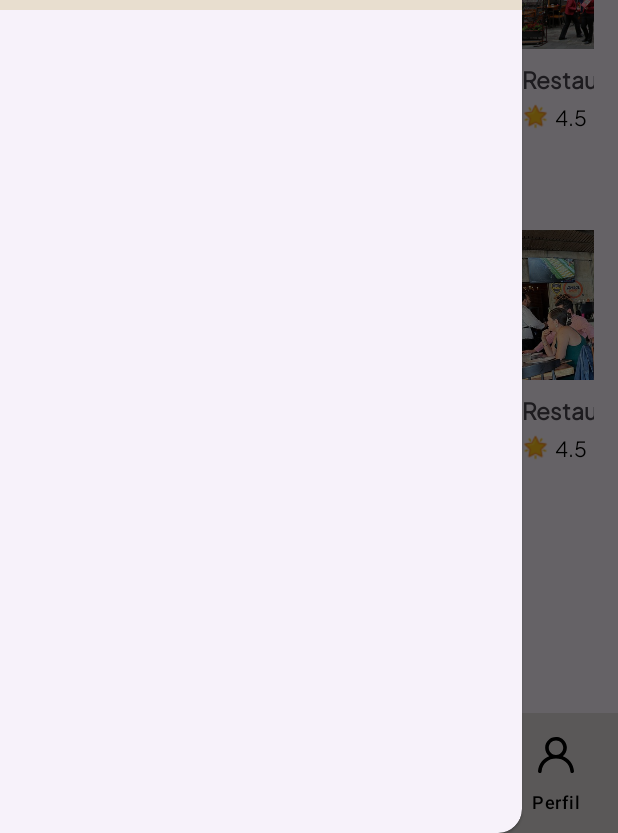
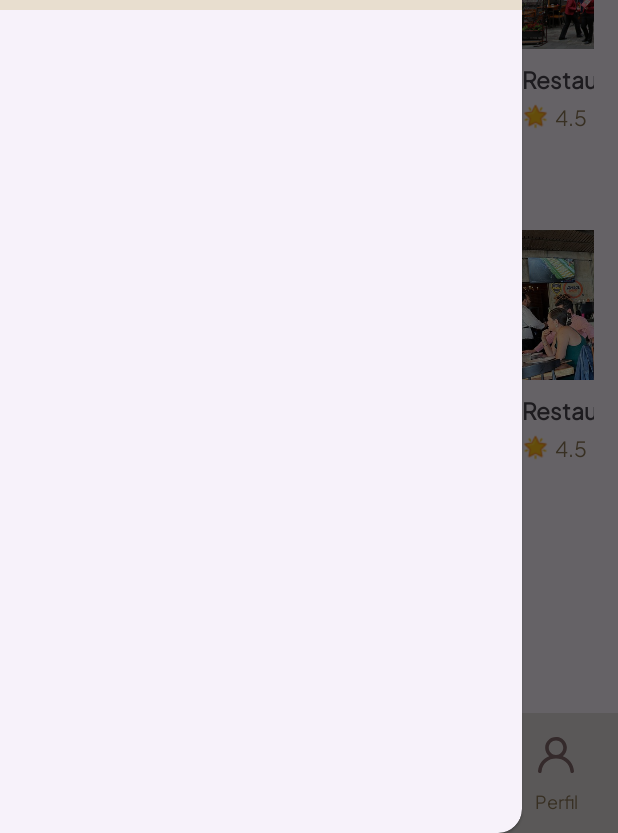
Before and after one commit to Estefano2344/LasHuequitasApp, an Android app: the screen it shows after launch (HomeActivity), with the side drawer open, on a phone screen of 412 x 824 dp. Shown: the part 403-1236 px from the top of the screen. Run offline under Robolectric (Android 15) with nearby library versions, the phone set to English and light mode, and no system bars.

Commit message:
update home

```diff
--- a/app/src/main/res/layout/activity_home.xml
+++ b/app/src/main/res/layout/activity_home.xml
@@ -43,14 +43,15 @@
 
                 <TextView
                     android:id="@+id/appNameTextView"
-                    android:layout_width="wrap_content"
+                    android:layout_width="316dp"
                     android:layout_height="wrap_content"
-                    android:text="@string/app_name"
+                    android:layout_marginEnd="16dp"
+                    android:fontFamily="@font/plus_jakarta_sans"
+                    android:gravity="center"
+                    android:text="@string/Name_Home"
                     android:textColor="@color/black"
                     android:textSize="22sp"
-                    android:textStyle="bold"
-                    android:fontFamily="@font/plus_jakarta_sans"
-                    android:layout_marginEnd="16dp"/>
+                    android:textStyle="bold" />
 
                 <View
                     android:layout_width="0dp"
@@ -84,8 +85,8 @@
                 android:drawableLeft="@drawable/search"
                 android:fontFamily="@font/plus_jakarta_sans"
                 android:hint="@string/buscar_restaurantes"
-                android:paddingStart="44dp"
-                android:textColor="@color/brown_textFillFields_percentRating" />
+                android:paddingStart="16dp"
+                android:textColor="@color/brown_reviewsDescription_textIcons_profileDetails" />
         </com.google.android.material.textfield.TextInputLayout>
 
         <!-- Título Recomendados -->
@@ -161,7 +162,7 @@
                             android:layout_height="wrap_content"
                             android:text="@string/puntuacion"
                             android:textSize="14sp"
-                            android:textColor="@color/black"
+                            android:textColor="@color/brown_reviewsDescription_textIcons_profileDetails"
                             android:layout_marginStart="4dp"
                             android:layout_marginEnd="8dp"
                             android:fontFamily="@font/plus_jakarta_sans"/>
@@ -171,7 +172,7 @@
                             android:layout_height="wrap_content"
                             android:text="@string/resenas"
                             android:textSize="13sp"
-                            android:textColor="@color/black"
+                            android:textColor="@color/brown_reviewsDescription_textIcons_profileDetails"
                             android:fontFamily="@font/plus_jakarta_sans"/>
                     </LinearLayout>
                 </LinearLayout>
@@ -217,7 +218,7 @@
                             android:layout_height="wrap_content"
                             android:text="@string/puntuacion"
                             android:textSize="14sp"
-                            android:textColor="@color/black"
+                            android:textColor="@color/brown_reviewsDescription_textIcons_profileDetails"
                             android:layout_marginStart="4dp"
                             android:layout_marginEnd="8dp"
                             android:fontFamily="@font/plus_jakarta_sans"/>
@@ -227,7 +228,7 @@
                             android:layout_height="wrap_content"
                             android:text="@string/resenas"
                             android:textSize="13sp"
-                            android:textColor="@color/black"
+                            android:textColor="@color/brown_reviewsDescription_textIcons_profileDetails"
                             android:fontFamily="@font/plus_jakarta_sans"/>
                     </LinearLayout>
                 </LinearLayout>
@@ -237,11 +238,10 @@
                     android:layout_width="160dp"
                     android:layout_height="wrap_content"
                     android:orientation="vertical">
-
                     <ImageView
                         android:layout_width="match_parent"
                         android:layout_height="100dp"
-                        android:background="@drawable/restaurante3"
+                        android:background="@drawable/restaurante2"
                         android:scaleType="centerCrop"
                         android:src="@drawable/restaurante3" />
 
@@ -272,7 +272,7 @@
                             android:layout_height="wrap_content"
                             android:text="@string/puntuacion"
                             android:textSize="14sp"
-                            android:textColor="@color/black"
+                            android:textColor="@color/brown_reviewsDescription_textIcons_profileDetails"
                             android:layout_marginStart="4dp"
                             android:layout_marginEnd="8dp"
                             android:fontFamily="@font/plus_jakarta_sans"/>
@@ -282,10 +282,17 @@
                             android:layout_height="wrap_content"
                             android:text="@string/resenas"
                             android:textSize="13sp"
-                            android:textColor="@color/black"
+                            android:textColor="@color/brown_reviewsDescription_textIcons_profileDetails"
                             android:fontFamily="@font/plus_jakarta_sans"/>
                     </LinearLayout>
                 </LinearLayout>
+
+                <ImageView
+                    android:layout_width="match_parent"
+                    android:layout_height="100dp"
+                    android:background="@drawable/restaurante3"
+                    android:scaleType="centerCrop"
+                    android:src="@drawable/restaurante3" />
             </LinearLayout>
         </HorizontalScrollView>
 
@@ -362,7 +369,7 @@
                             android:layout_height="wrap_content"
                             android:text="@string/puntuacion"
                             android:textSize="14sp"
-                            android:textColor="@color/black"
+                            android:textColor="@color/brown_reviewsDescription_textIcons_profileDetails"
                             android:layout_marginStart="4dp"
                             android:layout_marginEnd="8dp"
                             android:fontFamily="@font/plus_jakarta_sans"/>
@@ -372,7 +379,7 @@
                             android:layout_height="wrap_content"
                             android:text="@string/resenas"
                             android:textSize="13sp"
-                            android:textColor="@color/black"
+                            android:textColor="@color/brown_reviewsDescription_textIcons_profileDetails"
                             android:fontFamily="@font/plus_jakarta_sans"/>
                     </LinearLayout>
                 </LinearLayout>
@@ -418,7 +425,7 @@
                             android:layout_height="wrap_content"
                             android:text="@string/puntuacion"
                             android:textSize="14sp"
-                            android:textColor="@color/black"
+                            android:textColor="@color/brown_reviewsDescription_textIcons_profileDetails"
                             android:layout_marginStart="4dp"
                             android:layout_marginEnd="8dp"
                             android:fontFamily="@font/plus_jakarta_sans"/>
@@ -428,7 +435,7 @@
                             android:layout_height="wrap_content"
                             android:text="@string/resenas"
                             android:textSize="13sp"
-                            android:textColor="@color/black"
+                            android:textColor="@color/brown_reviewsDescription_textIcons_profileDetails"
                             android:fontFamily="@font/plus_jakarta_sans"/>
                     </LinearLayout>
                 </LinearLayout>
@@ -473,7 +480,7 @@
                             android:layout_height="wrap_content"
                             android:text="@string/puntuacion"
                             android:textSize="14sp"
-                            android:textColor="@color/black"
+                            android:textColor="@color/brown_reviewsDescription_textIcons_profileDetails"
                             android:layout_marginStart="4dp"
                             android:layout_marginEnd="8dp"
                             android:fontFamily="@font/plus_jakarta_sans"/>
@@ -483,7 +490,7 @@
                             android:layout_height="wrap_content"
                             android:text="@string/resenas"
                             android:textSize="13sp"
-                            android:textColor="@color/black"
+                            android:textColor="@color/brown_reviewsDescription_textIcons_profileDetails"
                             android:fontFamily="@font/plus_jakarta_sans"/>
                     </LinearLayout>
                 </LinearLayout>
@@ -496,8 +503,10 @@
             android:layout_width="0dp"
             android:layout_height="wrap_content"
             android:background="@color/barra_sup_inf"
-            app:itemIconTint="@color/black"
-            app:itemTextColor="@color/black"
+            app:itemIconTint="@color/brown_icons"
+            app:itemTextColor="@color/brown_reviewsDescription_textIcons_profileDetails"
+            app:itemTextAppearanceActive="@style/BottomNavText"
+            app:itemTextAppearanceInactive="@style/BottomNavText"
             app:labelVisibilityMode="labeled"
             app:layout_constraintBottom_toBottomOf="parent"
             app:layout_constraintStart_toStartOf="parent"
--- a/app/src/main/res/values/strings.xml
+++ b/app/src/main/res/values/strings.xml
@@ -22,14 +22,9 @@
     <string name="cerrar">Cerrar</string>
 
 
-    <string name="opciones">Opciones</string>
-    <string name="buscar_restaurantes">Buscar restaurantes o platillos</string>
-    <string name="recomendados">Recomendados</string>
-    <string name="populares">Populares</string>
-    <string name="home">Inicio</string>
-    <string name="postear">Postear</string>
-    <string name="favoritos">Favoritos</string>
-    <string name="perfil">Perfil</string>
+
+    <string name="Name_Home">LasHueQuitas</string>
+
     <string name="restaurante_uno">Restaurante Uno</string>
     <string name="restaurante_dos">Restaurante Dos</string>
     <string name="restaurante_tres">Restaurante tres</string>
@@ -42,4 +37,14 @@
     <string name="nombre_usuario">Nombre Usuario</string>
     <string name="correo_ejemplo_com">correo@ejemplo.com</string>
     <string name="cerrar_sesi_n">Cerrar sesión</string>
+
+
+    <string name="opciones">Opciones</string>
+    <string name="buscar_restaurantes">Buscar por restaurantes o platillos</string>
+    <string name="recomendados">Recomendados</string>
+    <string name="populares">Populares</string>
+    <string name="home">Inicio</string>
+    <string name="postear">Postear</string>
+    <string name="favoritos">Favoritos</string>
+    <string name="perfil">Perfil</string>
 </resources>
--- /dev/null
+++ b/app/src/main/res/values/styles.xml
@@ -0,0 +1,9 @@
+<?xml version="1.0" encoding="utf-8"?>
+<resources>
+    <!-- styles.xml -->
+    <style name="BottomNavText" parent="TextAppearance.AppCompat.Caption">
+        <item name="android:fontFamily">@font/plus_jakarta_sans</item>
+        <item name="android:textSize">12sp</item>
+        <item name="android:textColor">@color/black</item>
+    </style>
+</resources>
```
